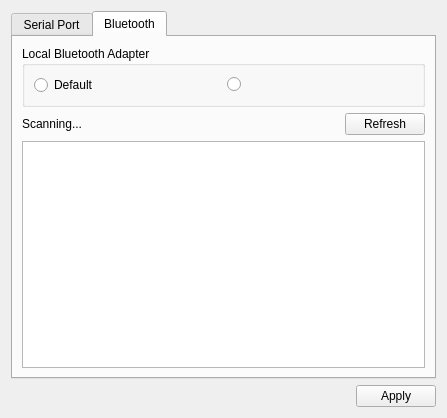
Above: gui/serialsettingsdialog.ui from IronSublimate/serialport-bluetooth-helper before the change. Below: the same form after it.
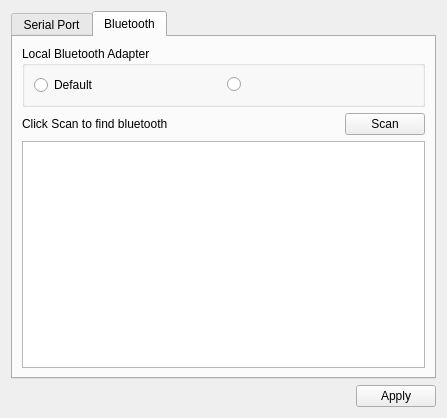
That is the form after the change.

Patch:
```diff
--- a/gui/serialsettingsdialog.ui
+++ b/gui/serialsettingsdialog.ui
@@ -206,7 +206,7 @@
        <item row="1" column="0">
         <widget class="QLabel" name="status">
          <property name="text">
-          <string>Scanning...</string>
+          <string>Click Scan to find bluetooth</string>
          </property>
         </widget>
        </item>
@@ -219,7 +219,7 @@
           </sizepolicy>
          </property>
          <property name="text">
-          <string>Refresh</string>
+          <string>Scan</string>
          </property>
         </widget>
        </item>
```
Left out of the diff: 4 changed lines with no effect on the pictures.
